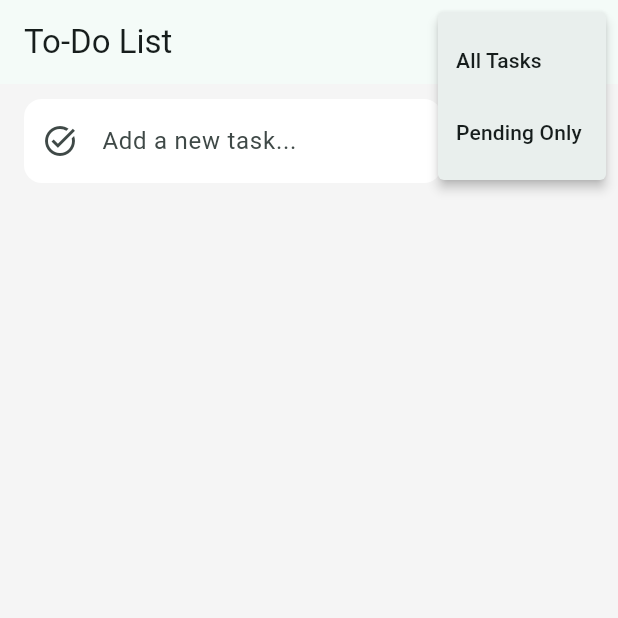
After one commit to mostafa-osman-coder/to_do_list_task2, a Flutter app: the screen it shows after launch, after a tap on the "filter alt" icon, on a phone screen of 412 x 824 dp, the top half of it. The commit adds this screen. Run offline on Flutter 3.47's test engine with Material 3 defaults, Android fonts, the light colour scheme and no system bars; our stand-ins replace shared_preferences.

Commit message:
Refactor home screen: extract input section and task list into separate widgets for improved code organization and readability

```diff
--- a/lib/screens/home_screen.dart
+++ b/lib/screens/home_screen.dart
@@ -1,7 +1,9 @@
 import 'package:flutter/material.dart';
+import 'package:to_do_list_task2/widgets/input_section.dart';
+import 'package:to_do_list_task2/widgets/task_list.dart';
 import '../models/task.dart';
 import '../services/task_storage.dart';
-import '../widgets/task_item.dart';
+
 
 enum TaskFilter { all, pending }
 
@@ -13,8 +15,8 @@ class HomeScreen extends StatefulWidget {
 }
 
 class _HomeScreenState extends State<HomeScreen> {
-  final TaskStorage _storage = TaskStorage();
-  final TextEditingController _controller = TextEditingController();
+  final _storage = TaskStorage();
+  final _controller = TextEditingController();
   List<Task> _tasks = [];
   TaskFilter _filter = TaskFilter.all;
 
@@ -38,36 +40,36 @@ class _HomeScreenState extends State<HomeScreen> {
 
   void _sortTasks() {
     _tasks.sort((a, b) {
-      if (a.isDone != b.isDone) {
-        return a.isDone ? 1 : -1;
-      } else {
-        return (a.dueDate ?? DateTime.now())
-            .compareTo(b.dueDate ?? DateTime.now());
-      }
+      if (a.isDone != b.isDone) return a.isDone ? 1 : -1;
+      return (a.dueDate ?? DateTime.now())
+          .compareTo(b.dueDate ?? DateTime.now());
     });
   }
 
-  void _addTask(String title) async {
+  Future<void> _addTask(String title) async {
     if (title.trim().isEmpty) return;
 
-    final selectedDate = await showDatePicker(
+    final date = await showDatePicker(
       context: context,
       initialDate: DateTime.now(),
       firstDate: DateTime.now(),
       lastDate: DateTime(2100),
     );
 
-    if (selectedDate == null) return;
+    if (date == null) return;
 
     setState(() {
-      _tasks.add(Task(title: title, dueDate: selectedDate));
+      _tasks.add(Task(title: title, dueDate: date));
       _controller.clear();
       _sortTasks();
     });
     _saveTasks();
   }
 
-  void _toggleTask(int index) {
+  void _toggleTask(Task task) {
+    final index = _tasks.indexOf(task);
+    if (index == -1) return;
+
     setState(() {
       _tasks[index].isDone = !_tasks[index].isDone;
       _sortTasks();
@@ -75,30 +77,29 @@ class _HomeScreenState extends State<HomeScreen> {
     _saveTasks();
   }
 
-  void _deleteTask(int index) {
+  void _deleteTask(Task task) {
     setState(() {
-      _tasks.removeAt(index);
+      _tasks.remove(task);
     });
     _saveTasks();
   }
 
+  List<Task> get _filteredTasks {
+    if (_filter == TaskFilter.pending) {
+      return _tasks.where((t) => !t.isDone).toList();
+    }
+    return _tasks;
+  }
+
   @override
   Widget build(BuildContext context) {
-    final filteredTasks = _filter == TaskFilter.pending
-        ? _tasks.where((t) => !t.isDone).toList()
-        : _tasks;
-
     return Scaffold(
       appBar: AppBar(
         title: const Text('To-Do List'),
         actions: [
           PopupMenuButton<TaskFilter>(
             icon: const Icon(Icons.filter_alt_outlined),
-            onSelected: (value) {
-              setState(() {
-                _filter = value;
-              });
-            },
+            onSelected: (value) => setState(() => _filter = value),
             itemBuilder: (context) => const [
               PopupMenuItem(
                 value: TaskFilter.all,
@@ -114,44 +115,14 @@ class _HomeScreenState extends State<HomeScreen> {
       ),
       body: Column(
         children: [
-          Padding(
-            padding: const EdgeInsets.symmetric(horizontal: 16.0, vertical: 10),
-            child: Row(
-              children: [
-                Expanded(
-                  child: TextField(
-                    controller: _controller,
-                    decoration: const InputDecoration(
-                      hintText: 'Add a new task...',
-                      prefixIcon: Icon(Icons.task_alt),
-                    ),
-                  ),
-                ),
-                const SizedBox(width: 10),
-                ElevatedButton.icon(
-                  onPressed: () => _addTask(_controller.text),
-                  icon: const Icon(Icons.add),
-                  label: const Text('Add'),
-                  style: ElevatedButton.styleFrom(
-                    backgroundColor: Colors.teal,
-                  ),
-                ),
-              ],
-            ),
+          InputSection(
+            controller: _controller,
+            onAdd: () => _addTask(_controller.text),
           ),
-          Expanded(
-            child: ListView.separated(
-              itemCount: filteredTasks.length,
-              separatorBuilder: (_, __) => const Divider(height: 0),
-              itemBuilder: (context, index) {
-                final task = filteredTasks[index];
-                return TaskItem(
-                  task: task,
-                  onToggle: () => _toggleTask(_tasks.indexOf(task)),
-                  onDelete: () => _deleteTask(_tasks.indexOf(task)),
-                );
-              },
-            ),
+          TaskList(
+            tasks: _filteredTasks,
+            onToggle: _toggleTask,
+            onDelete: _deleteTask,
           ),
         ],
       ),
--- /dev/null
+++ b/lib/widgets/input_section.dart
@@ -0,0 +1,41 @@
+import 'package:flutter/material.dart';
+
+class InputSection extends StatelessWidget {
+  final TextEditingController controller;
+  final VoidCallback onAdd;
+
+  const InputSection({
+    super.key,
+    required this.controller,
+    required this.onAdd,
+  });
+
+  @override
+  Widget build(BuildContext context) {
+    return Padding(
+      padding: const EdgeInsets.symmetric(horizontal: 16, vertical: 10),
+      child: Row(
+        children: [
+          Expanded(
+            child: TextField(
+              controller: controller,
+              decoration: const InputDecoration(
+                hintText: 'Add a new task...',
+                prefixIcon: Icon(Icons.task_alt),
+              ),
+            ),
+          ),
+          const SizedBox(width: 10),
+          ElevatedButton.icon(
+            onPressed: onAdd,
+            icon: const Icon(Icons.add),
+            label: const Text('Add'),
+            style: ElevatedButton.styleFrom(
+              backgroundColor: Colors.teal,
+            ),
+          ),
+        ],
+      ),
+    );
+  }
+}
--- /dev/null
+++ b/lib/widgets/task_list.dart
@@ -0,0 +1,35 @@
+import 'package:flutter/material.dart';
+import 'package:to_do_list_task2/widgets/task_item.dart';
+import '../../models/task.dart';
+
+
+class TaskList extends StatelessWidget {
+  final List<Task> tasks;
+  final void Function(Task task) onToggle;
+  final void Function(Task task) onDelete;
+
+  const TaskList({
+    super.key,
+    required this.tasks,
+    required this.onToggle,
+    required this.onDelete,
+  });
+
+  @override
+  Widget build(BuildContext context) {
+    return Expanded(
+      child: ListView.separated(
+        itemCount: tasks.length,
+        separatorBuilder: (_, __) => const Divider(height: 0),
+        itemBuilder: (context, index) {
+          final task = tasks[index];
+          return TaskItem(
+            task: task,
+            onToggle: () => onToggle(task),
+            onDelete: () => onDelete(task),
+          );
+        },
+      ),
+    );
+  }
+}
```
